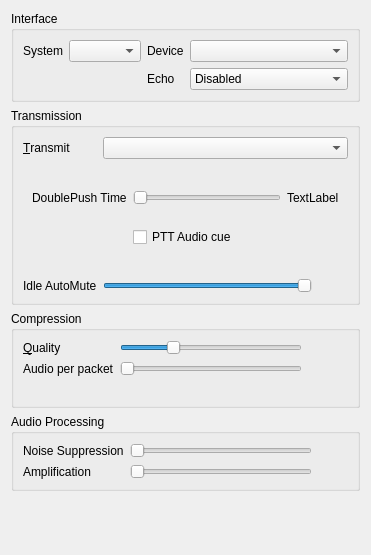
Above: src/mumble/AudioInput.ui from mumble-voip/mumble before the change. Below: the same form after it.
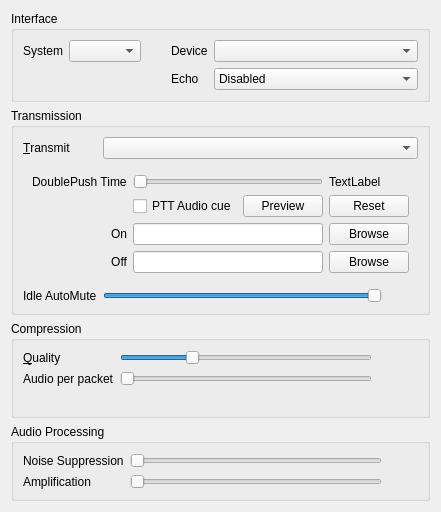
That is the form after the change. The open tabs and pages were chosen to show the change. Custom widgets are drawn as their Qt base class.

Commit message: Customizable sound for PTT Audio Cue.

```diff
--- a/src/mumble/AudioInput.ui
+++ b/src/mumble/AudioInput.ui
@@ -6,8 +6,8 @@
    <rect>
     <x>0</x>
     <y>0</y>
-    <width>340</width>
-    <height>555</height>
+    <width>436</width>
+    <height>512</height>
    </rect>
   </property>
   <property name="windowTitle">
@@ -178,7 +178,7 @@
             </property>
            </widget>
           </item>
-          <item row="0" column="1">
+          <item row="0" column="1" colspan="2">
            <widget class="QSlider" name="qsDoublePush">
             <property name="maximum">
              <number>1000</number>
@@ -194,14 +194,94 @@
             </property>
            </widget>
           </item>
-          <item row="0" column="2">
+          <item row="0" column="3">
            <widget class="QLabel" name="qlDoublePush">
             <property name="text">
              <string>TextLabel</string>
             </property>
            </widget>
           </item>
-          <item row="1" column="1">
+          <item row="3" column="1" colspan="2">
+           <widget class="QLineEdit" name="qlePushClickPathOn">
+            <property name="toolTip">
+             <string>Gets played when the PTT button is pressed</string>
+            </property>
+           </widget>
+          </item>
+          <item row="4" column="1" colspan="2">
+           <widget class="QLineEdit" name="qlePushClickPathOff">
+            <property name="toolTip">
+             <string>Gets played when the PTT button is released</string>
+            </property>
+           </widget>
+          </item>
+          <item row="2" column="3">
+           <widget class="QPushButton" name="qpbPushClickReset">
+            <property name="toolTip">
+             <string>Reset audio cue to default</string>
+            </property>
+            <property name="whatsThis">
+             <string>&lt;b&gt;Reset&lt;/b&gt;&lt;br/&gt;Reset the paths for for the files to their default.</string>
+            </property>
+            <property name="text">
+             <string>Reset</string>
+            </property>
+           </widget>
+          </item>
+          <item row="3" column="3">
+           <widget class="QPushButton" name="qpbPushClickBrowseOn">
+            <property name="toolTip">
+             <string>Browse for on audio file</string>
+            </property>
+            <property name="text">
+             <string>Browse</string>
+            </property>
+           </widget>
+          </item>
+          <item row="4" column="3">
+           <widget class="QPushButton" name="qpbPushClickBrowseOff">
+            <property name="toolTip">
+             <string>Browse for off audio file</string>
+            </property>
+            <property name="text">
+             <string>Browse</string>
+            </property>
+           </widget>
+          </item>
+          <item row="4" column="0">
+           <widget class="QLabel" name="qlPushClickOff">
+            <property name="text">
+             <string>Off</string>
+            </property>
+            <property name="alignment">
+             <set>Qt::AlignRight|Qt::AlignTrailing|Qt::AlignVCenter</set>
+            </property>
+           </widget>
+          </item>
+          <item row="3" column="0">
+           <widget class="QLabel" name="qlPushClickOn">
+            <property name="text">
+             <string>On</string>
+            </property>
+            <property name="alignment">
+             <set>Qt::AlignRight|Qt::AlignTrailing|Qt::AlignVCenter</set>
+            </property>
+           </widget>
+          </item>
+          <item row="2" column="2">
+           <widget class="QPushButton" name="qpbPushClickPreview">
+            <property name="toolTip">
+             <string>Preview the audio cues</string>
+            </property>
+            <property name="whatsThis">
+             <string>&lt;b&gt;Preview&lt;/b&gt;&lt;br/&gt;Plays the current &lt;i&gt;on&lt;/i&gt; soundfile followed by the current &lt;i&gt;off&lt;/i&gt; soundfile.</string>
+            </property>
+            <property name="text">
+             <string>Preview</string>
+            </property>
+           </widget>
+          </item>
+          <item row="2" column="1">
            <widget class="QCheckBox" name="qcbPushClick">
             <property name="toolTip">
              <string>Audible audio cue when push-to-talk is activated or deactivated</string>
```
Left out of the diff: 93 changed lines with no effect on the pictures. The commit also changes 7 other files.
